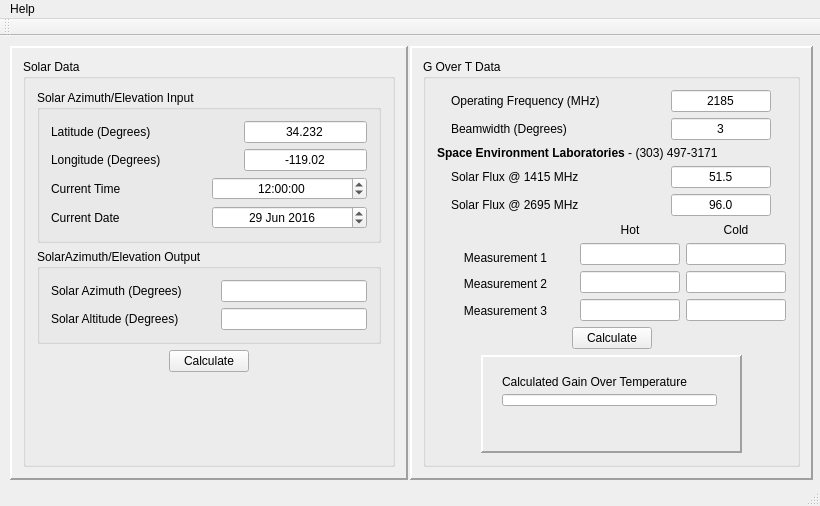
This is mainwindow.ui in RaidenV/Got as Qt 5 draws it before an edit. The edited form follows.
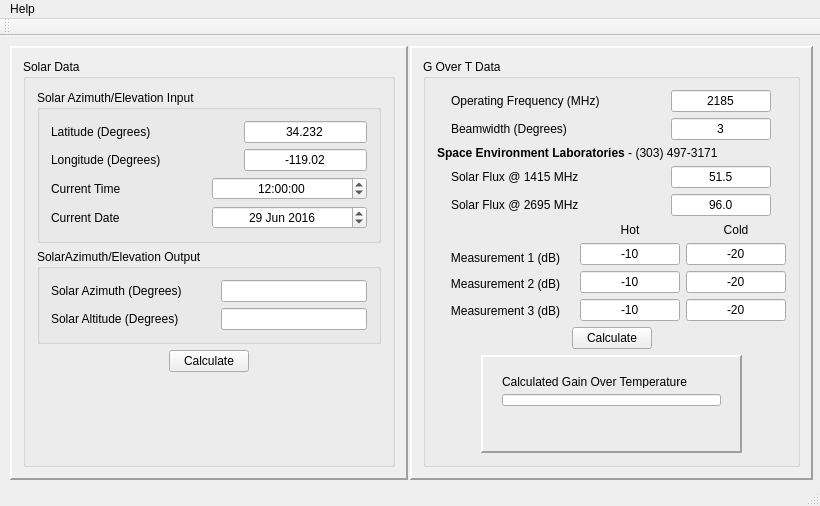
This is the edited form.

Commit message: Finished the Gain Over Temperature portion, for the most part.  Added more functionality to the GUI

Patch:
```diff
--- a/mainwindow.ui
+++ b/mainwindow.ui
@@ -537,7 +537,7 @@
             <item>
              <widget class="QLabel" name="label_11">
               <property name="text">
-               <string>Measurement 1</string>
+               <string>Measurement 1 (dB)</string>
               </property>
               <property name="alignment">
                <set>Qt::AlignCenter</set>
@@ -547,7 +547,7 @@
             <item>
              <widget class="QLabel" name="label_12">
               <property name="text">
-               <string>Measurement 2</string>
+               <string>Measurement 2 (dB)</string>
               </property>
               <property name="alignment">
                <set>Qt::AlignCenter</set>
@@ -557,7 +557,7 @@
             <item>
              <widget class="QLabel" name="label_13">
               <property name="text">
-               <string>Measurement 3</string>
+               <string>Measurement 3 (dB)</string>
               </property>
               <property name="alignment">
                <set>Qt::AlignCenter</set>
@@ -589,6 +589,9 @@
               <property name="toolTip">
                <string>&lt;html&gt;&lt;head/&gt;&lt;body&gt;&lt;p&gt;Enter the first Hot measurement&lt;/p&gt;&lt;/body&gt;&lt;/html&gt;</string>
               </property>
+              <property name="text">
+               <string>-10</string>
+              </property>
               <property name="alignment">
                <set>Qt::AlignCenter</set>
               </property>
@@ -605,6 +608,9 @@
               <property name="toolTip">
                <string>&lt;html&gt;&lt;head/&gt;&lt;body&gt;&lt;p&gt;Enter the second Hot measurement&lt;/p&gt;&lt;/body&gt;&lt;/html&gt;</string>
               </property>
+              <property name="text">
+               <string>-10</string>
+              </property>
               <property name="alignment">
                <set>Qt::AlignCenter</set>
               </property>
@@ -621,6 +627,9 @@
               <property name="toolTip">
                <string>&lt;html&gt;&lt;head/&gt;&lt;body&gt;&lt;p&gt;Enter the third Hot measurement&lt;/p&gt;&lt;/body&gt;&lt;/html&gt;</string>
               </property>
+              <property name="text">
+               <string>-10</string>
+              </property>
               <property name="alignment">
                <set>Qt::AlignCenter</set>
               </property>
@@ -651,6 +660,9 @@
               <property name="toolTip">
                <string>&lt;html&gt;&lt;head/&gt;&lt;body&gt;&lt;p&gt;Enter the first Cold measurement&lt;/p&gt;&lt;/body&gt;&lt;/html&gt;</string>
               </property>
+              <property name="text">
+               <string>-20</string>
+              </property>
               <property name="alignment">
                <set>Qt::AlignCenter</set>
               </property>
@@ -667,6 +679,9 @@
               <property name="toolTip">
                <string>&lt;html&gt;&lt;head/&gt;&lt;body&gt;&lt;p&gt;Enter the second Cold measurement&lt;/p&gt;&lt;/body&gt;&lt;/html&gt;</string>
               </property>
+              <property name="text">
+               <string>-20</string>
+              </property>
               <property name="alignment">
                <set>Qt::AlignCenter</set>
               </property>
@@ -683,6 +698,9 @@
               <property name="toolTip">
                <string>&lt;html&gt;&lt;head/&gt;&lt;body&gt;&lt;p&gt;Enter the third Cold measurement&lt;/p&gt;&lt;/body&gt;&lt;/html&gt;</string>
               </property>
+              <property name="text">
+               <string>-20</string>
+              </property>
               <property name="alignment">
                <set>Qt::AlignCenter</set>
               </property>
@@ -766,7 +784,7 @@
               <rect>
                <x>10</x>
                <y>10</y>
-               <width>237</width>
+               <width>241</width>
                <height>52</height>
               </rect>
              </property>
```
Left out of the diff: 3 changed lines with no effect on the pictures. The commit also changes 7 other files.
